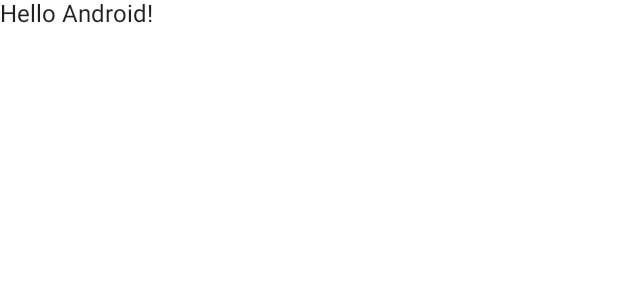
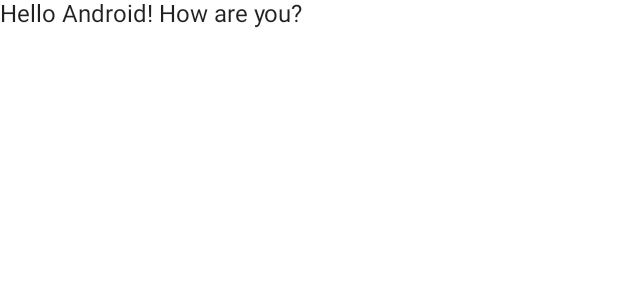
Before and after one commit to DevVova/AndroidLessons, an Android app built with Jetpack Compose: the @Preview function DefaultPreview, on a phone screen of 412 x 824 dp. Shown: the top 300 px of the screen. Run offline under Robolectric (Android 15) with nearby library versions, the phone set to English and light mode, and no system bars.

Commit message:
Next commit

```diff
--- a/app/src/main/java/com/example/androidlessons/MainActivity.kt
+++ b/app/src/main/java/com/example/androidlessons/MainActivity.kt
@@ -31,7 +31,7 @@ class MainActivity : ComponentActivity() {
 
 @Composable
 fun Greeting(name: String) {
-    Text(text = "Hello $name!")
+    Text(text = "Hello $name! How are you?")
 }
 
 @Preview(showBackground = true)
```
Also changed, not shown: 1 other file.
